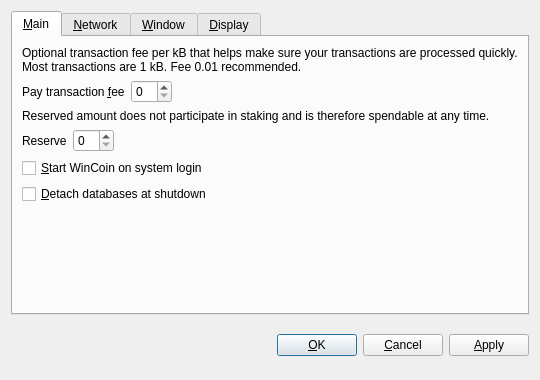
AceCoin/AceCoin, file src/qt/forms/optionsdialog.ui: the form before one commit.
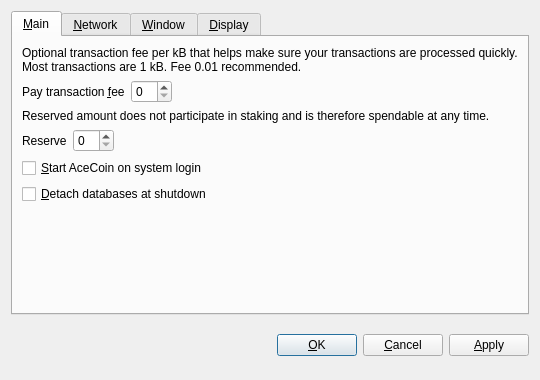
The form after the commit. Custom widgets are drawn as their Qt base class.

The edit to the form file:
```diff
--- a/src/qt/forms/optionsdialog.ui
+++ b/src/qt/forms/optionsdialog.ui
@@ -128,7 +128,7 @@
           <string>Automatically start WinCoin after logging in to the system.</string>
          </property>
          <property name="text">
-          <string>&amp;Start WinCoin on system login</string>
+          <string>&amp;Start AceCoin on system login</string>
          </property>
         </widget>
        </item>
```
Left out of the diff: 10 changed lines with no effect on the pictures.
